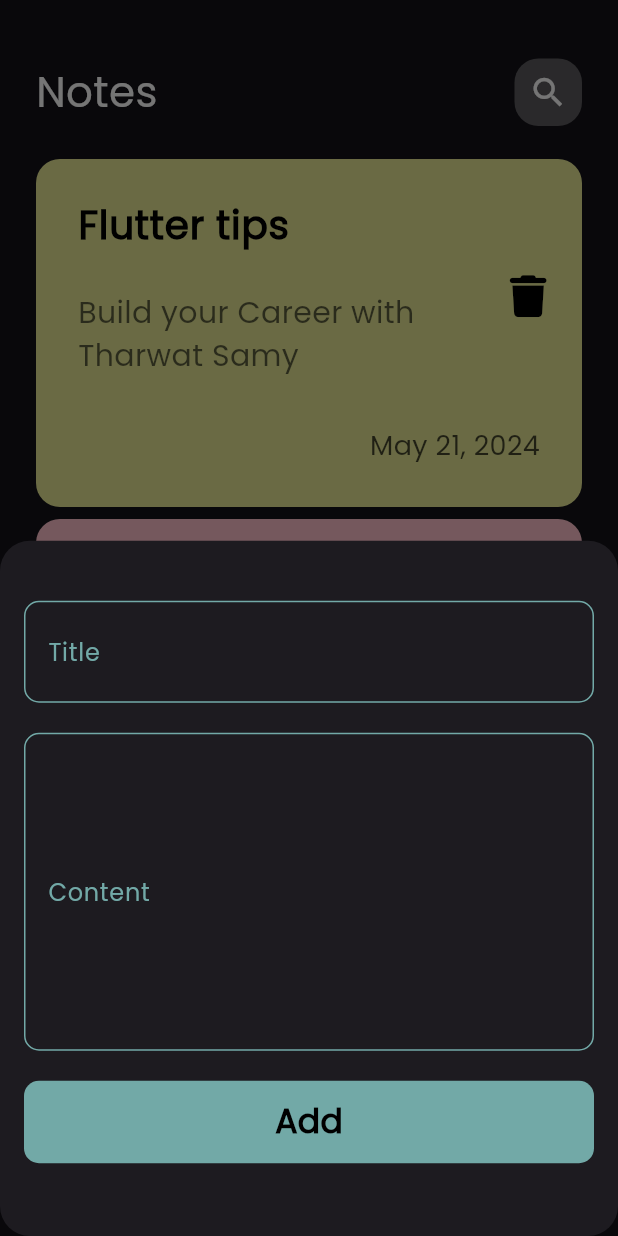
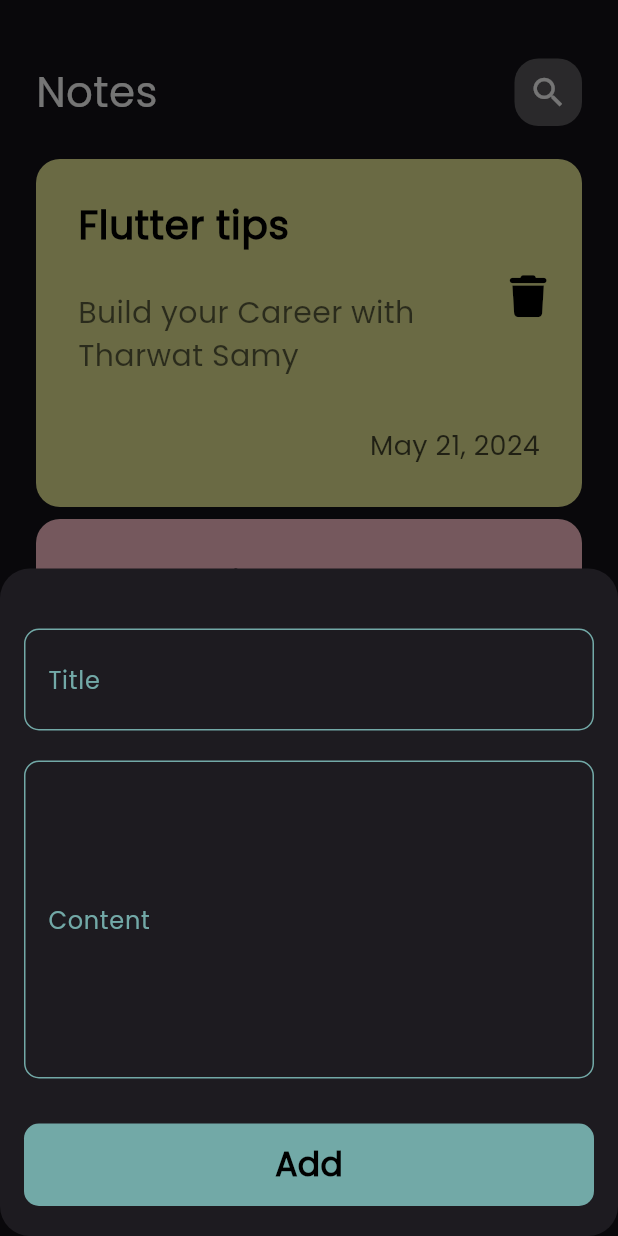
Before and after one commit to AmrMhmdBayoumi93/Notes-App, a Flutter app: the screen it shows after launch, after a tap on the "add" icon, on a phone screen of 412 x 824 dp. Run offline on Flutter 3.47's test engine with Material 3 defaults, Android fonts, the phone set to English and light mode, and no system bars; our stand-ins replace font_awesome_flutter.

Commit message:
finish edit note view UI until video 16

```diff
--- a/lib/widgets/add_note_bottom_sheet.dart
+++ b/lib/widgets/add_note_bottom_sheet.dart
@@ -8,7 +8,8 @@ class AddNoteBottomSheet extends StatelessWidget {
 
     @override
     Widget build(BuildContext context) {
-      return  Container(
+      return  SingleChildScrollView(
+        child: Container(
 
           // width: double.infinity,
           width: MediaQuery.of(context).size.width,
@@ -18,7 +19,10 @@ class AddNoteBottomSheet extends StatelessWidget {
                   child: Column(
 
                     children: [
+
+
                       SizedBox(height: 40,),
+
 
                   CustomTextFiled(
                     labelText: 'Title',
@@ -32,15 +36,21 @@ class AddNoteBottomSheet extends StatelessWidget {
                     labelText: 'Content',
                     hintText: 'Content',
                             maxLines: 5,
+                    ),
 
-                  ),
+
+                    SizedBox(height: 30,),
+
+                    CustomButton(),
+
                     SizedBox(height: 20,),
-                  CustomButton(),
+
 
 
 
 
                     ],
+                  ),
                 ),
          ),
       );
--- a/lib/widgets/custom_appbar.dart
+++ b/lib/widgets/custom_appbar.dart
@@ -2,13 +2,17 @@ import 'package:flutter/material.dart';
 import 'package:notesapp/widgets/custom_search_icon.dart';
 
 class CustomAppbar extends StatelessWidget {
-  const CustomAppbar({super.key});
+
+  //  note that final var because stl Widget and Const Constructor
+  final String title;
+  final IconData icon;
+  const CustomAppbar({required this.title, required this.icon});
 
   @override
   Widget build(BuildContext context) {
-    return const Row(
+    return  Row(
       children: [
-        Text('Notes',
+        Text(title,
           style: TextStyle(
             fontSize: 28,
             color: Colors.white,
@@ -18,7 +22,9 @@ class CustomAppbar extends StatelessWidget {
 
           ),
 
-     CustomSearchIcon(),
+     CustomSearchIcon(
+        icon:icon,
+     ),
 
 
 
--- a/lib/widgets/custom_button.dart
+++ b/lib/widgets/custom_button.dart
@@ -8,6 +8,7 @@ class CustomButton extends StatelessWidget {
   Widget build(BuildContext context) {
     return Container(
       width: MediaQuery.of(context).size.width,
+      // width :double.infinity,
       height: 55,
 
     decoration: BoxDecoration(
--- a/lib/widgets/custom_search_icon.dart
+++ b/lib/widgets/custom_search_icon.dart
@@ -1,7 +1,9 @@
  import 'package:flutter/material.dart';
 
 class CustomSearchIcon extends StatelessWidget {
-   const CustomSearchIcon({super.key});
+  final IconData icon;
+
+   const CustomSearchIcon({required this.icon});
 
    @override
    Widget build(BuildContext context) {
@@ -12,7 +14,7 @@ class CustomSearchIcon extends StatelessWidget {
          color: Colors.white.withOpacity( 0.3),
          borderRadius: BorderRadius.circular(16),
        ),
-       child: const Icon(Icons.search,
+       child:  Icon(icon,
         color: Colors.white,
         size: 26,),
 
--- a/lib/widgets/note_item.dart
+++ b/lib/widgets/note_item.dart
@@ -1,5 +1,6 @@
 import 'package:flutter/material.dart';
 import 'package:font_awesome_flutter/font_awesome_flutter.dart';
+import 'package:notesapp/views/edit_note_view.dart';
 
 class NoteItem extends StatelessWidget {
     final Color color;
@@ -7,7 +8,11 @@ class NoteItem extends StatelessWidget {
 
   @override
   Widget build(BuildContext context) {
-    return Container(
+    return GestureDetector(
+      onTap: (){
+        Navigator.push(context, MaterialPageRoute(builder: (context)=>const EditNoteView()));
+      },
+      child: Container(
 
             // no width or height for this Container  for dynamic size
             // u can use just Padding fo sapce or padding attribute in Container()
@@ -78,6 +83,7 @@ class NoteItem extends StatelessWidget {
 
         ],)
 
+      ),
     );
   }
 }
--- a/lib/widgets/notes_view_body.dart
+++ b/lib/widgets/notes_view_body.dart
@@ -8,6 +8,7 @@ class NotesViewBody extends StatelessWidget {
   @override
   Widget build(BuildContext context) {
     return const Padding(
+
       padding: EdgeInsets.symmetric(vertical: 24.0 ,
       horizontal: 24.0),
       child: Column(
@@ -15,7 +16,10 @@ class NotesViewBody extends StatelessWidget {
           SizedBox(
             height: 15,
           ),
-        CustomAppbar(),
+        CustomAppbar(
+          title:'Notes',
+          icon:Icons.search,
+        ),
 
 
           //ListView.builder inside Expanded()in a Column()
```
Also changed, not shown: lib/views/edit_note_view.dart (added, +28 -0 lines), lib/widgets/edit_note_view_body.dart (added, +61 -0 lines). Lines whose indentation alone changed are shown as unchanged.
